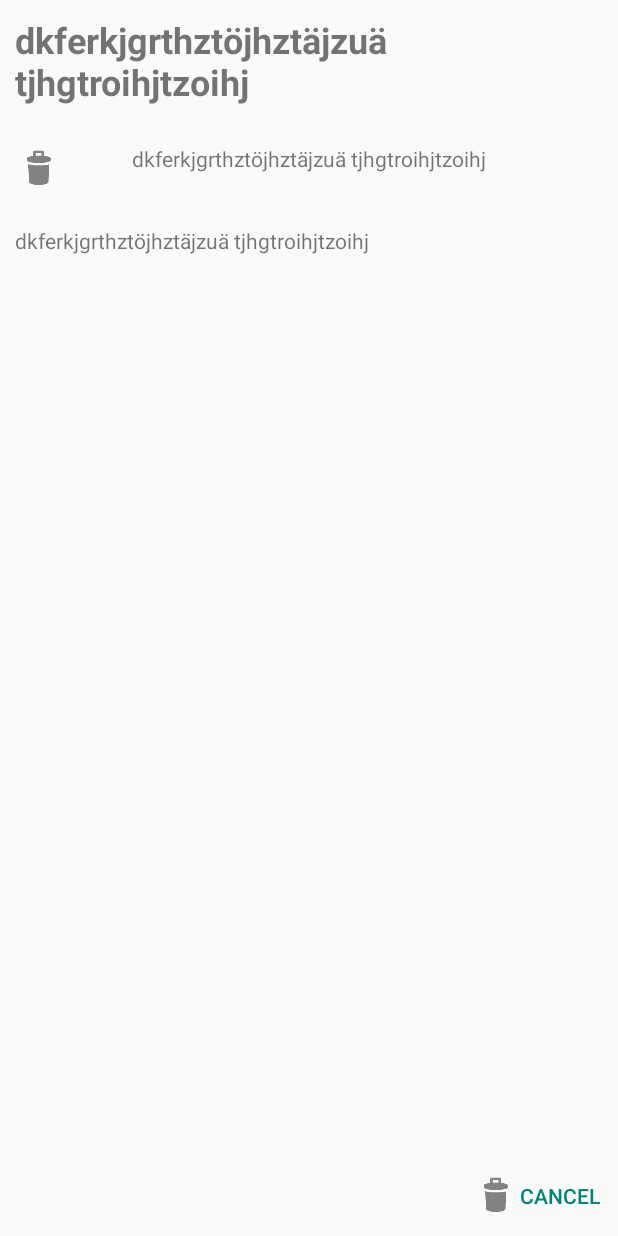
After one commit to padzmj/alexandria, an Android app: the layout fragment_full_book.xml on its own in the app's theme, with its tools: preview values and no code run, on a phone screen of 412 x 824 dp. The commit adds this screen. Run offline under Robolectric (Android 15) with nearby library versions, the phone set to English and light mode, and no system bars.

```diff
--- a/app/src/main/java/it/jaschke/alexandria/data/AlexandriaContract.java
+++ b/app/src/main/java/it/jaschke/alexandria/data/AlexandriaContract.java
@@ -7,6 +7,7 @@ package it.jaschke.alexandria.data;
 import android.content.ContentUris;
 import android.net.Uri;
 import android.provider.BaseColumns;
+import android.util.Log;
 
 public class AlexandriaContract{
 
--- /dev/null
+++ b/app/src/main/res/layout/fragment_full_book.xml
@@ -0,0 +1,101 @@
+<FrameLayout xmlns:android="http://schemas.android.com/apk/res/android"
+    xmlns:tools="http://schemas.android.com/tools" android:layout_width="match_parent"
+    android:layout_height="match_parent" tools:context="it.jaschke.alexandria.AddBook">
+
+    <RelativeLayout
+        android:orientation="horizontal"
+        android:layout_width="fill_parent"
+        android:layout_height="fill_parent"
+        android:layout_gravity="center_horizontal|top">
+
+        <TextView
+            android:layout_width="fill_parent"
+            android:layout_height="wrap_content"
+            android:id="@+id/bookTitle"
+            android:textSize="@dimen/head_line"
+            android:textIsSelectable="true"
+            android:textStyle="bold"
+            android:text="dkferkjgrthztöjhztäjzuä tjhgtroihjtzoihj"
+            android:paddingRight="20dp"
+
+            android:layout_alignParentTop="true"
+            android:layout_alignParentLeft="true"
+            android:layout_alignParentStart="true"
+            android:layout_margin="10dp"/>
+
+        <ImageView
+            android:layout_width="wrap_content"
+            android:layout_height="wrap_content"
+            android:id="@+id/bookCover"
+            android:contentDescription="@string/book_cover"
+            android:src="@drawable/ic_action_discard"
+            android:layout_marginTop="15dp"
+            android:layout_below="@+id/bookTitle"
+            android:layout_alignLeft="@+id/bookTitle"
+            android:layout_alignStart="@+id/bookTitle"/>
+
+        <TextView
+            android:layout_width="wrap_content"
+            android:layout_height="wrap_content"
+            android:id="@+id/bookSubTitle"
+            android:text="dkferkjgrthztöjhztäjzuä tjhgtroihjtzoihj"
+            android:maxLines="5"
+            android:ellipsize="end"
+            android:layout_alignTop="@+id/bookCover"
+            android:layout_centerHorizontal="true"
+            android:layout_marginRight="10dp"/>
+
+
+        <TextView
+            android:layout_width="fill_parent"
+            android:layout_height="wrap_content"
+            android:id="@+id/bookDesc"
+            android:text="dkferkjgrthztöjhztäjzuä tjhgtroihjtzoihj"
+            android:maxLines="7"
+            android:ellipsize="end"
+            android:layout_below="@+id/bookSubTitle"
+            android:layout_alignLeft="@+id/bookTitle"
+            android:layout_alignStart="@+id/bookTitle"
+            android:layout_marginTop="35dp"
+            android:layout_marginRight="10dp"/>
+
+        <!--<TextView-->
+        <!--android:layout_width="wrap_content"-->
+        <!--android:layout_height="wrap_content"-->
+        <!--android:id="@+id/authors"-->
+        <!--android:text="dkferkjgrthztöjhztäjzuä tjhgtroihjtzoihj"-->
+
+        <!--android:gravity="end"-->
+        <!--android:textSize="@dimen/small_fontsize"-->
+        <!--android:layout_marginTop="20dp"-->
+
+        <!--/>-->
+
+        <!--<TextView-->
+            <!--android:layout_width="wrap_content"-->
+            <!--android:layout_height="wrap_content"-->
+            <!--android:id="@+id/categories"-->
+            <!--android:textSize="@dimen/small_fontsize"-->
+            <!--android:text="dkferkjgrthztöjhztäjzuä tjhgtroihjtzoihj"-->
+            <!--android:layout_above="@+id/cancel_button"-->
+            <!--android:layout_alignParentLeft="true"-->
+            <!--android:layout_alignParentStart="true"-->
+            <!--android:layout_marginBottom="159dp"/>-->
+
+
+        <Button
+            android:layout_width="wrap_content"
+            android:layout_height="wrap_content"
+            android:text="@string/delete_button"
+            android:layout_weight="1"
+            style="?android:attr/buttonBarButtonStyle"
+            android:id="@+id/cancel_button"
+            android:drawableLeft="@drawable/ic_action_discard"
+            android:layout_alignParentBottom="true"
+            android:layout_alignParentRight="true"
+            android:layout_alignParentEnd="true"/>
+
+
+
+    </RelativeLayout>
+</FrameLayout>
--- a/app/src/main/res/layout/fragment_list_of_books.xml
+++ b/app/src/main/res/layout/fragment_list_of_books.xml
@@ -37,10 +37,10 @@
                   android:layout_alignParentLeft="true"
                   android:layout_marginLeft="0dp"
                   android:layout_below="@+id/searchText"
-                  android:layout_alignEnd="@id/searchButton"
-                  android:layout_alignParentEnd="true"
+                  android:layout_alignRight="@id/searchButton"
+                  android:layout_alignParentRight="true"
                   android:layout_alignParentStart="true"
-                  android:layout_toEndOf="@id/searchButton"/>
+                  android:layout_toRightOf="@id/searchButton"/>
 
 
 
--- a/app/src/main/res/values/dimens.xml
+++ b/app/src/main/res/values/dimens.xml
@@ -1,7 +1,5 @@
 <resources>
     <!-- Default screen margins, per the Android Design guidelines. -->
-    <dimen name="activity_horizontal_margin">16dp</dimen>
-    <dimen name="activity_vertical_margin">16dp</dimen>
     <integer name="ean_size">13</integer>
     <integer name="ean_width">8</integer>
     <dimen name="head_line">24sp</dimen>
--- a/app/src/main/res/values/strings.xml
+++ b/app/src/main/res/values/strings.xml
@@ -13,6 +13,7 @@
     <string name="about_land">about landscape</string>
     <string name="ok_button">Next</string>
     <string name="cancel_button">Cancel</string>
+    <string name="delete_button">Cancel</string>
     <string name="not_found">No Book found</string>
     <string name="search">Search</string>
 </resources>
```
Also changed, not shown: app/src/main/java/it/jaschke/alexandria/AddBook.java (+15 -9 lines), app/src/main/java/it/jaschke/alexandria/services/BookService.java (+4 -4 lines), app/src/main/java/it/jaschke/alexandria/ListOfBooks.java (line endings or trailing spaces).
